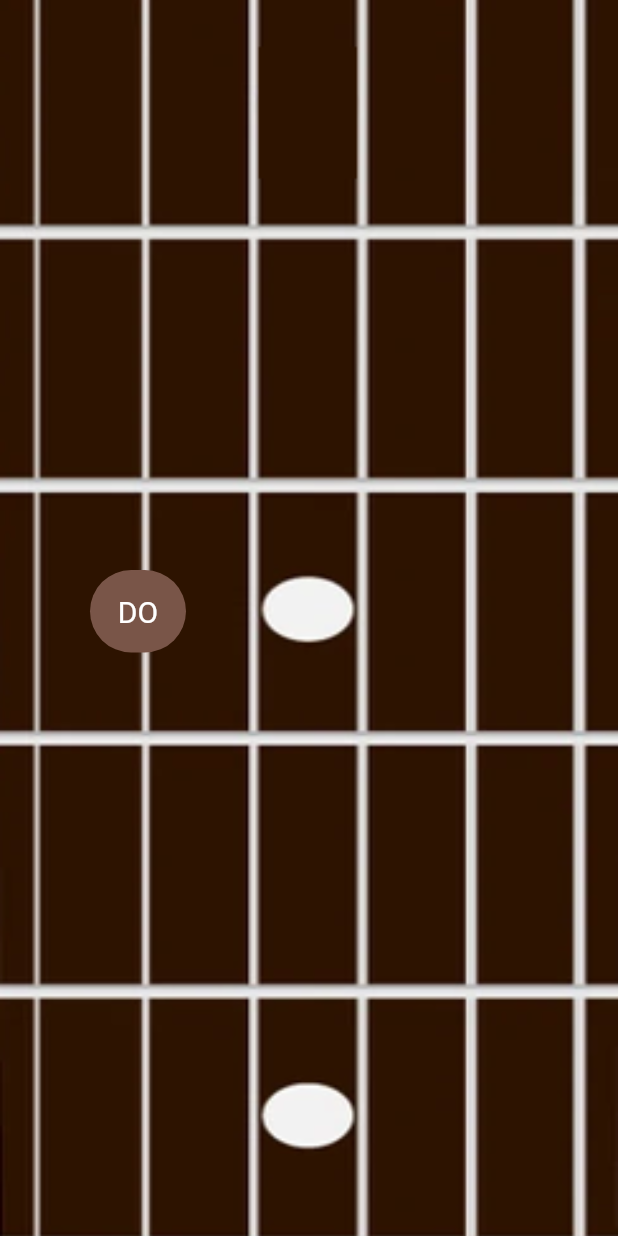
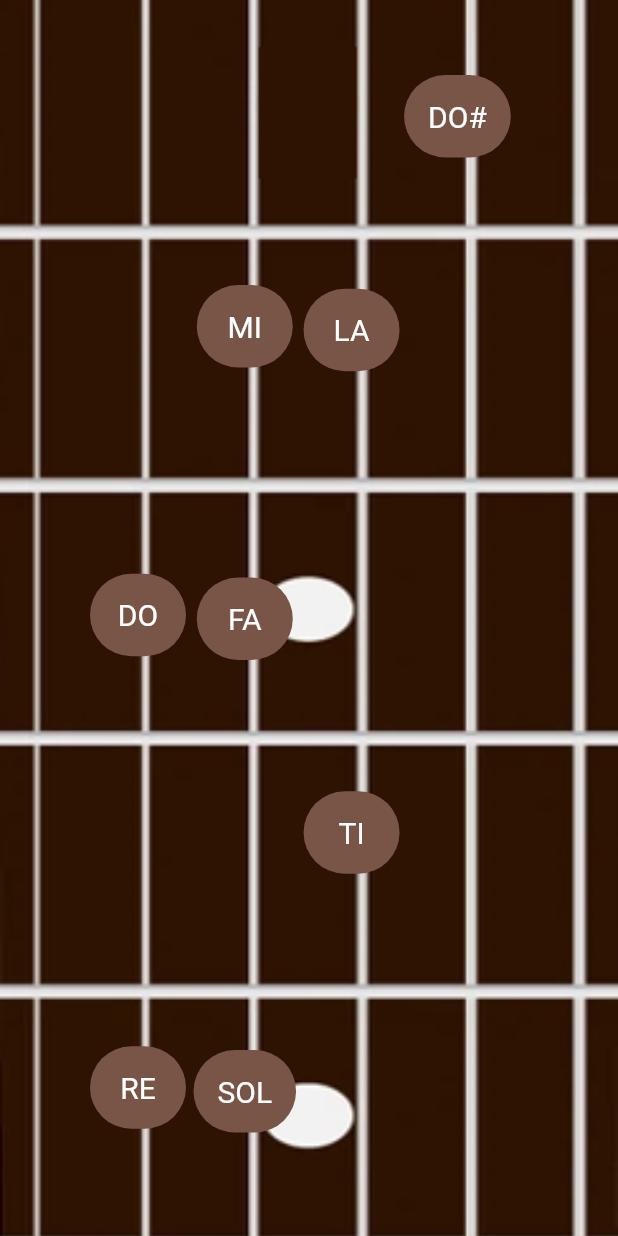
Before and after one commit to nigelhaim/Mobile_Programming_UST, a Flutter app: the screen it shows after launch, on a phone screen of 412 x 824 dp. Run offline on Flutter 3.47's test engine with Material 2 defaults, Android fonts, the phone set to English and light mode, and no system bars; our stand-ins replace audioplayers.

Commit message:
Completed Guitar app

```diff
--- a/guitar_sebastian/lib/main.dart
+++ b/guitar_sebastian/lib/main.dart
@@ -1,4 +1,5 @@
 import 'package:flutter/material.dart';
+import 'package:audioplayers/audioplayers.dart';
 
 void main() => runApp(GuitarApp());
 
@@ -12,6 +13,10 @@ class GuitarApp extends StatelessWidget {
             padding: const EdgeInsets.all(16.0),
             textStyle: const TextStyle(fontSize: 20)),
         onPressed: () {
+          final player = AudioPlayer();
+          player.setSource(AssetSource('guitar_sounds/$tone.wav'));
+          player.play(AssetSource('guitar_sounds/$tone.wav'));
+
           print('$tone has been pressed');
         },
         child: Text(tone),
@@ -44,6 +49,52 @@ class GuitarApp extends StatelessWidget {
                                 margin: EdgeInsets.only(top: 380),
                                 child: createButton('DO'),
                               ),
+                              Container(
+                                margin: EdgeInsets.only(top: 260),
+                                child: createButton('RE'),
+                              ),
+                            ],
+                          )),
+                      Container(
+                          margin: EdgeInsets.only(left: 5),
+                          child: Column(
+                            children: [
+                              Container(
+                                margin: EdgeInsets.only(top: 190),
+                                child: createButton('MI'),
+                              ),
+                              Container(
+                                margin: EdgeInsets.only(top: 140),
+                                child: createButton('FA'),
+                              ),
+                              Container(
+                                margin: EdgeInsets.only(top: 260),
+                                child: createButton('SOL'),
+                              ),
+                            ],
+                          )),
+                      Container(
+                          margin: EdgeInsets.only(left: 5),
+                          child: Column(
+                            children: [
+                              Container(
+                                margin: EdgeInsets.only(top: 20),
+                                child: createButton('LA'),
+                              ),
+                              Container(
+                                margin: EdgeInsets.only(top: 280),
+                                child: createButton('TI'),
+                              ),
+                            ],
+                          )),
+                      Container(
+                          margin: EdgeInsets.only(left: 3),
+                          child: Column(
+                            children: [
+                              Container(
+                                margin: EdgeInsets.only(bottom: 600),
+                                child: createButton('DO#'),
+                              ),
                             ],
                           )),
                     ]),
```
Also changed, not shown: guitar_sebastian/pubspec.yaml (+10 -2 lines), guitar_sebastian/pubspec.lock, 25 other files.
